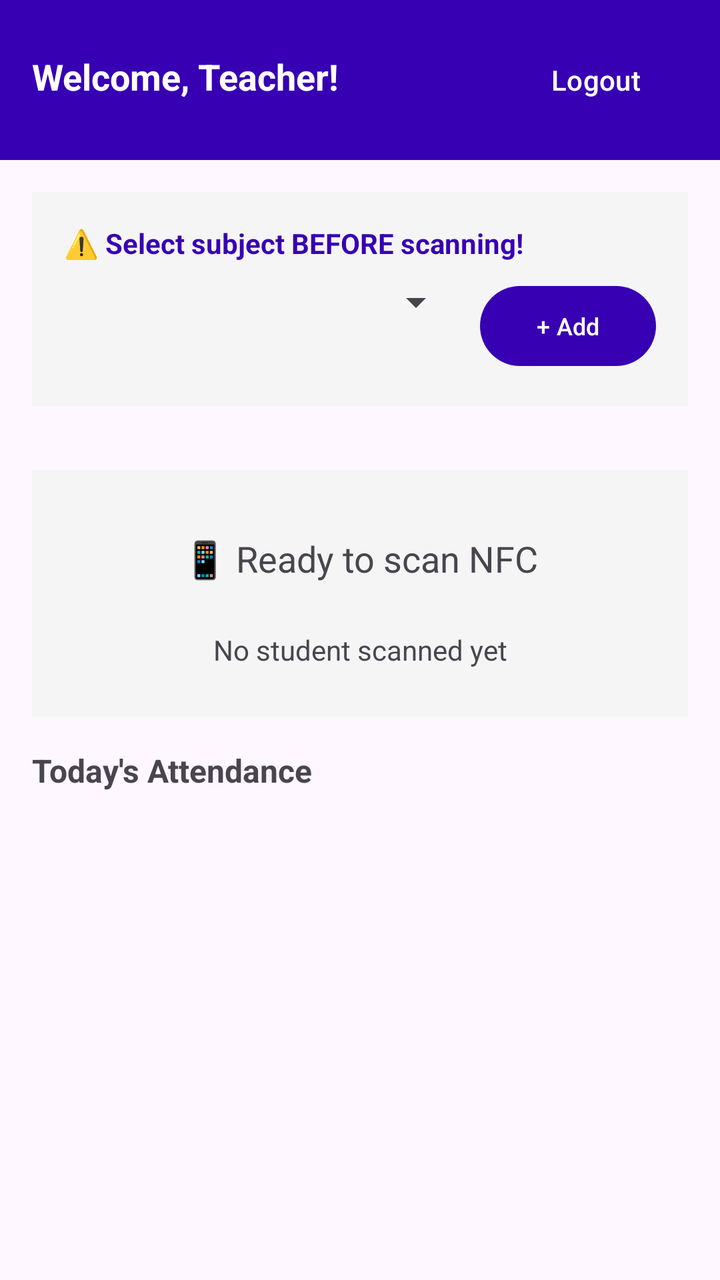
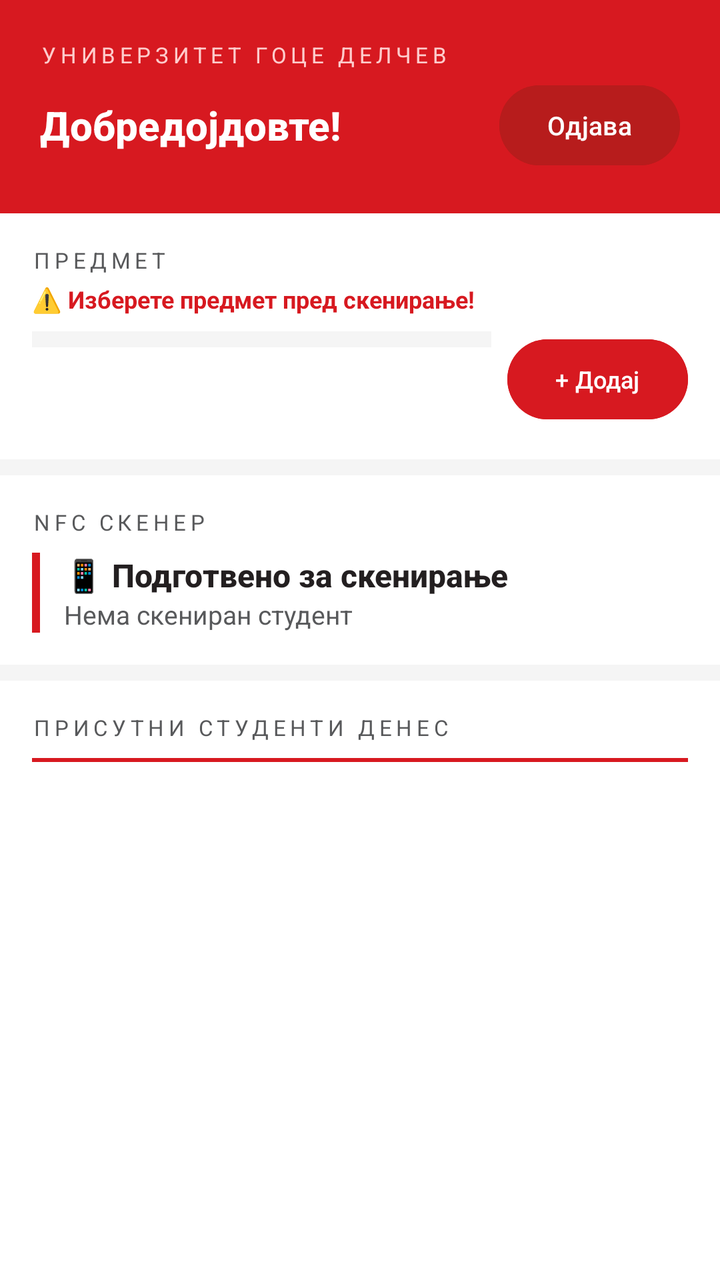

Screens rendered from an Android XML layout before and after an edit, with the pre-edit source and the edit as a unified diff.
<!-- AndroidManifest.xml: application theme Theme.TeacherApp -->
<!-- res/layout/activity_dashboard.xml -->
<?xml version="1.0" encoding="utf-8"?>
<LinearLayout xmlns:android="http://schemas.android.com/apk/res/android"
    android:layout_width="match_parent"
    android:layout_height="match_parent"
    android:orientation="vertical"
    android:fitsSystemWindows="true">

    <LinearLayout
        android:layout_width="match_parent"
        android:layout_height="wrap_content"
        android:orientation="horizontal"
        android:padding="16dp"
        android:background="#FF3700B3">

        <TextView
            android:id="@+id/txtWelcome"
            android:layout_width="0dp"
            android:layout_height="wrap_content"
            android:layout_weight="1"
            android:text="Welcome, Teacher!"
            android:textColor="@android:color/white"
            android:textSize="18sp"
            android:textStyle="bold"/>

        <Button
            android:id="@+id/btnLogout"
            android:layout_width="wrap_content"
            android:layout_height="wrap_content"
            android:text="Logout"
            android:textColor="@android:color/white"
            android:backgroundTint="#FF3700B3"/>

    </LinearLayout>

    <LinearLayout
        android:layout_width="match_parent"
        android:layout_height="wrap_content"
        android:orientation="vertical"
        android:padding="16dp"
        android:background="#F5F5F5"
        android:layout_margin="16dp">

        <TextView
            android:layout_width="match_parent"
            android:layout_height="wrap_content"
            android:text="⚠️ Select subject BEFORE scanning!"
            android:textSize="14sp"
            android:textColor="#FF3700B3"
            android:textStyle="bold"
            android:layout_marginBottom="8dp"/>

        <LinearLayout
            android:layout_width="match_parent"
            android:layout_height="wrap_content"
            android:orientation="horizontal">

            <Spinner
                android:id="@+id/spinnerSubject"
                android:layout_width="0dp"
                android:layout_height="wrap_content"
                android:layout_weight="1"/>

            <Button
                android:id="@+id/btnAddSubject"
                android:layout_width="wrap_content"
                android:layout_height="wrap_content"
                android:text="+ Add"
                android:textSize="12sp"
                android:layout_marginStart="8dp"/>

        </LinearLayout>

    </LinearLayout>

    <LinearLayout
        android:layout_width="match_parent"
        android:layout_height="wrap_content"
        android:orientation="vertical"
        android:padding="16dp"
        android:background="#F5F5F5"
        android:layout_margin="16dp">

        <TextView
            android:id="@+id/txtNfcStatus"
            android:layout_width="match_parent"
            android:layout_height="wrap_content"
            android:text="📱 Ready to scan NFC"
            android:textSize="18sp"
            android:gravity="center"
            android:padding="16dp"/>

        <TextView
            android:id="@+id/txtLastScanned"
            android:layout_width="match_parent"
            android:layout_height="wrap_content"
            android:text="No student scanned yet"
            android:textSize="14sp"
            android:gravity="center"
            android:padding="8dp"/>

    </LinearLayout>

    <TextView
        android:layout_width="match_parent"
        android:layout_height="wrap_content"
        android:text="Today's Attendance"
        android:textSize="16sp"
        android:textStyle="bold"
        android:paddingLeft="16dp"
        android:paddingBottom="8dp"/>

    <ListView
        android:id="@+id/listAttendance"
        android:layout_width="match_parent"
        android:layout_height="0dp"
        android:layout_weight="1"/>

</LinearLayout>
<!-- resources referenced by this layout -->
<resources>
  <style name="Theme.TeacherApp" parent="Base.Theme.TeacherApp" />
  <style name="Base.Theme.TeacherApp" parent="Theme.Material3.DayNight">
          <item name="colorPrimary">#FF3700B3</item>
          <item name="colorPrimaryDark">#FF3700B3</item>
          <item name="colorAccent">#FF3700B3</item>
      </style>
</resources>

<!-- the commit's change to res/layout/activity_dashboard.xml (unified diff, before → after) -->
@@ -3,49 +3,89 @@
     android:layout_width="match_parent"
     android:layout_height="match_parent"
     android:orientation="vertical"
-    android:fitsSystemWindows="true">
-
+    android:fitsSystemWindows="true"
+    android:background="#F5F5F5">
+
+    
     <LinearLayout
         android:layout_width="match_parent"
         android:layout_height="wrap_content"
-        android:orientation="horizontal"
+        android:orientation="vertical"
+        android:background="#D71920"
+        android:padding="20dp">
+
+        <TextView
+            android:layout_width="match_parent"
+            android:layout_height="wrap_content"
+            android:text="УНИВЕРЗИТЕТ ГОЦЕ ДЕЛЧЕВ"
+            android:textSize="11sp"
+            android:textColor="#FFCCCC"
+            android:letterSpacing="0.2"
+            android:fontFamily="sans-serif"
+            android:layout_marginBottom="4dp"/>
+
+        <LinearLayout
+            android:layout_width="match_parent"
+            android:layout_height="wrap_content"
+            android:orientation="horizontal"
+            android:gravity="center_vertical">
+
+            <LinearLayout
+                android:layout_width="0dp"
+                android:layout_height="wrap_content"
+                android:layout_weight="1"
+                android:orientation="vertical">
+
+                <TextView
+                    android:id="@+id/txtWelcome"
+                    android:layout_width="match_parent"
+                    android:layout_height="wrap_content"
+                    android:text="Добредојдовте!"
+                    android:textColor="@android:color/white"
+                    android:textSize="20sp"
+                    android:textStyle="bold"
+                    android:fontFamily="sans-serif-medium"/>
+
+            </LinearLayout>
+
+            <Button
+                android:id="@+id/btnLogout"
+                android:layout_width="wrap_content"
+                android:layout_height="wrap_content"
+                android:text="Одјава"
+                android:textColor="@android:color/white"
+                android:backgroundTint="#B71C1C"
+                android:textSize="13sp"/>
+
+        </LinearLayout>
+
+    </LinearLayout>
+
+    
+    <LinearLayout
+        android:layout_width="match_parent"
+        android:layout_height="wrap_content"
+        android:orientation="vertical"
+        android:background="@android:color/white"
         android:padding="16dp"
-        android:background="#FF3700B3">
-
-        <TextView
-            android:id="@+id/txtWelcome"
-            android:layout_width="0dp"
-            android:layout_height="wrap_content"
-            android:layout_weight="1"
-            android:text="Welcome, Teacher!"
-            android:textColor="@android:color/white"
-            android:textSize="18sp"
-            android:textStyle="bold"/>
-
-        <Button
-            android:id="@+id/btnLogout"
-            android:layout_width="wrap_content"
-            android:layout_height="wrap_content"
-            android:text="Logout"
-            android:textColor="@android:color/white"
-            android:backgroundTint="#FF3700B3"/>
-
-    </LinearLayout>
-
-    <LinearLayout
-        android:layout_width="match_parent"
-        android:layout_height="wrap_content"
-        android:orientation="vertical"
-        android:padding="16dp"
-        android:background="#F5F5F5"
-        android:layout_margin="16dp">
-
-        <TextView
-            android:layout_width="match_parent"
-            android:layout_height="wrap_content"
-            android:text="⚠️ Select subject BEFORE scanning!"
-            android:textSize="14sp"
-            android:textColor="#FF3700B3"
+        android:layout_marginBottom="8dp">
+
+        <TextView
+            android:layout_width="match_parent"
+            android:layout_height="wrap_content"
+            android:text="ПРЕДМЕТ"
+            android:textSize="11sp"
+            android:textColor="#58595B"
+            android:letterSpacing="0.2"
+            android:fontFamily="sans-serif"
+            android:layout_marginBottom="4dp"/>
+
+        <TextView
+            android:layout_width="match_parent"
+            android:layout_height="wrap_content"
+            android:text="⚠️ Изберете предмет пред скенирање!"
+            android:textSize="12sp"
+            android:textColor="#D71920"
             android:textStyle="bold"
             android:layout_marginBottom="8dp"/>
 
@@ -58,61 +98,118 @@
                 android:id="@+id/spinnerSubject"
                 android:layout_width="0dp"
                 android:layout_height="wrap_content"
-                android:layout_weight="1"/>
+                android:layout_weight="1"
+                android:background="#F5F5F5"
+                android:padding="4dp"/>
 
             <Button
                 android:id="@+id/btnAddSubject"
                 android:layout_width="wrap_content"
                 android:layout_height="wrap_content"
-                android:text="+ Add"
+                android:text="+ Додај"
                 android:textSize="12sp"
+                android:backgroundTint="#D71920"
+                android:textColor="@android:color/white"
                 android:layout_marginStart="8dp"/>
 
         </LinearLayout>
 
     </LinearLayout>
 
+    
     <LinearLayout
         android:layout_width="match_parent"
         android:layout_height="wrap_content"
         android:orientation="vertical"
+        android:background="@android:color/white"
         android:padding="16dp"
-        android:background="#F5F5F5"
-        android:layout_margin="16dp">
-
-        <TextView
-            android:id="@+id/txtNfcStatus"
-            android:layout_width="match_parent"
-            android:layout_height="wrap_content"
-            android:text="📱 Ready to scan NFC"
-            android:textSize="18sp"
-            android:gravity="center"
-            android:padding="16dp"/>
-
-        <TextView
-            android:id="@+id/txtLastScanned"
-            android:layout_width="match_parent"
-            android:layout_height="wrap_content"
-            android:text="No student scanned yet"
-            android:textSize="14sp"
-            android:gravity="center"
-            android:padding="8dp"/>
-
-    </LinearLayout>
-
-    <TextView
-        android:layout_width="match_parent"
-        android:layout_height="wrap_content"
-        android:text="Today's Attendance"
-        android:textSize="16sp"
-        android:textStyle="bold"
-        android:paddingLeft="16dp"
-        android:paddingBottom="8dp"/>
-
-    <ListView
-        android:id="@+id/listAttendance"
+        android:layout_marginBottom="8dp">
+
+        <TextView
+            android:layout_width="match_parent"
+            android:layout_height="wrap_content"
+            android:text="NFC СКЕНЕР"
+            android:textSize="11sp"
+            android:textColor="#58595B"
+            android:letterSpacing="0.2"
+            android:fontFamily="sans-serif"
+            android:layout_marginBottom="8dp"/>
+
+        <LinearLayout
+            android:layout_width="match_parent"
+            android:layout_height="wrap_content"
+            android:orientation="horizontal"
+            android:gravity="center_vertical">
+
+            <View
+                android:layout_width="4dp"
+                android:layout_height="40dp"
+                android:background="#D71920"
+                android:layout_marginEnd="12dp"/>
+
+            <LinearLayout
+                android:layout_width="match_parent"
+                android:layout_height="wrap_content"
+                android:orientation="vertical">
+
+                <TextView
+                    android:id="@+id/txtNfcStatus"
+                    android:layout_width="match_parent"
+                    android:layout_height="wrap_content"
+                    android:text="📱 Подготвено за скенирање"
+                    android:textSize="16sp"
+                    android:textStyle="bold"
+                    android:textColor="#231F20"
+                    android:fontFamily="sans-serif-medium"/>
+
+                <TextView
+                    android:id="@+id/txtLastScanned"
+                    android:layout_width="match_parent"
+                    android:layout_height="wrap_content"
+                    android:text="Нема скениран студент"
+                    android:textSize="13sp"
+                    android:textColor="#58595B"
+                    android:fontFamily="sans-serif"/>
+
+            </LinearLayout>
+
+        </LinearLayout>
+
+    </LinearLayout>
+
+    
+    <LinearLayout
         android:layout_width="match_parent"
         android:layout_height="0dp"
-        android:layout_weight="1"/>
+        android:layout_weight="1"
+        android:orientation="vertical"
+        android:background="@android:color/white"
+        android:padding="16dp">
+
+        <TextView
+            android:layout_width="match_parent"
+            android:layout_height="wrap_content"
+            android:text="ПРИСУТНИ СТУДЕНТИ ДЕНЕС"
+            android:textSize="11sp"
+            android:textColor="#58595B"
+            android:letterSpacing="0.2"
+            android:fontFamily="sans-serif"
+            android:layout_marginBottom="8dp"/>
+
+        <View
+            android:layout_width="match_parent"
+            android:layout_height="2dp"
+            android:background="#D71920"
+            android:layout_marginBottom="8dp"/>
+
+        <ListView
+            android:id="@+id/listAttendance"
+            android:layout_width="match_parent"
+            android:layout_height="0dp"
+            android:layout_weight="1"
+            android:divider="#E6E7E8"
+            android:dividerHeight="1dp"/>
+
+    </LinearLayout>
 
 </LinearLayout>
